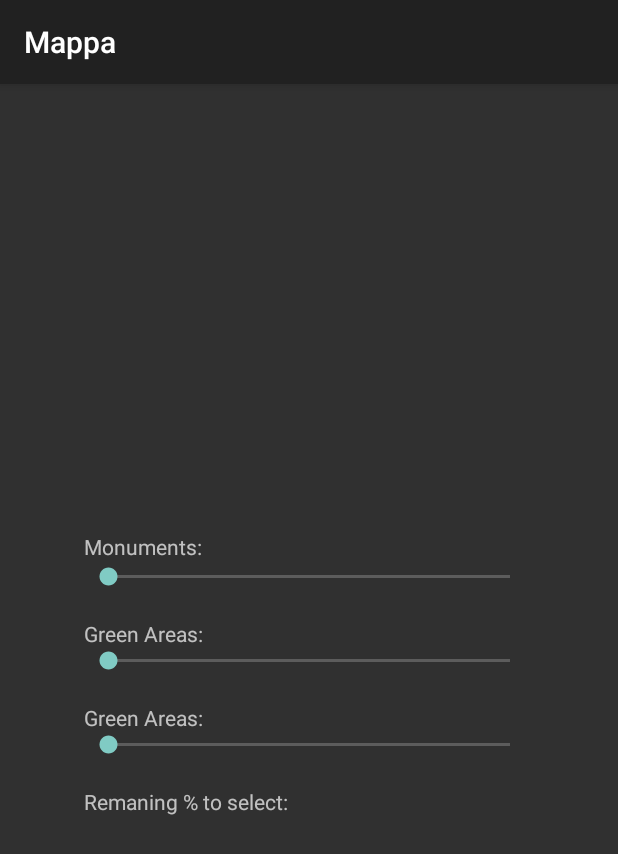
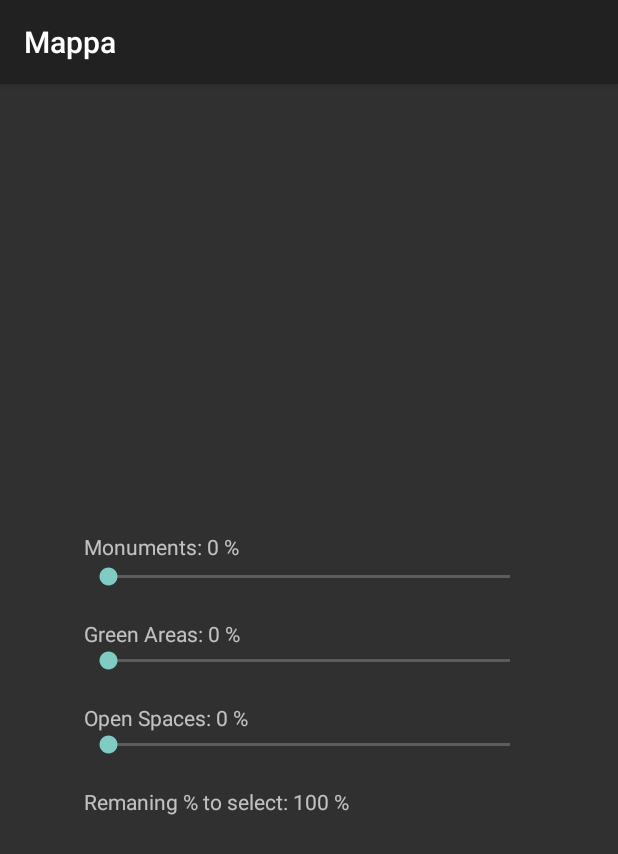
Before and after one commit to fgrillo21/OSP_BusStop_MIT, an Android app: the SeekBarTestActivity screen opened directly, with no data from a screen before it, on a phone screen of 412 x 824 dp. Shown: the top 854 px of the screen. Run offline under Robolectric (Android 15) with nearby library versions, the phone set to English and light mode, and no system bars.

Commit message:
Piccoli fix grafici

```diff
--- a/opentripplanner-android/src/main/java/busstop/customtrip/ui/SeekBarTestActivity.java
+++ b/opentripplanner-android/src/main/java/busstop/customtrip/ui/SeekBarTestActivity.java
@@ -54,7 +54,7 @@ public class SeekBarTestActivity extends AppCompatActivity{
             public void onProgressChanged(SeekBar seekBar, int progress, boolean fromUser) {
                 setProgressOfCurrentSeekBar(seekBar, progress);
                 int which = whichIsIt(seekBar.getId());
-                textProgress2.setText("Monuments: " + mAllProgress[which] +" %");
+                textProgress2.setText("Green Areas: " + mAllProgress[which] +" %");
                 remaningToSelect.setText("Remaining % to select: " + remaining());
             }
 
@@ -72,7 +72,7 @@ public class SeekBarTestActivity extends AppCompatActivity{
             public void onProgressChanged(SeekBar seekBar, int progress, boolean fromUser) {
                 setProgressOfCurrentSeekBar(seekBar, progress);
                 int which = whichIsIt(seekBar.getId());
-                textProgress3.setText("Monuments: " + mAllProgress[which] +" %");
+                textProgress3.setText("Open Spaces: " + mAllProgress[which] +" %");
                 remaningToSelect.setText("Remaining % to select: " + remaining());
             }
 
--- a/opentripplanner-android/src/main/res/layout/seek_bar_test.xml
+++ b/opentripplanner-android/src/main/res/layout/seek_bar_test.xml
@@ -48,7 +48,7 @@
         android:layout_alignBottom="@+id/seekBar1"
         android:layout_alignParentStart="true"
         android:layout_marginBottom="19dp"
-        android:text="Monuments: " />
+        android:text="Monuments: 0 %" />
 
     <TextView
         android:id="@+id/textView2"
@@ -57,7 +57,7 @@
         android:layout_alignParentStart="true"
         android:layout_below="@+id/seekBar1"
         android:layout_marginTop="19dp"
-        android:text="Green Areas: "  />
+        android:text="Green Areas: 0 %"  />
 
     <TextView
         android:id="@+id/textView3"
@@ -66,7 +66,7 @@
         android:layout_alignParentStart="true"
         android:layout_below="@+id/seekBar2"
         android:layout_marginTop="19dp"
-        android:text="Green Areas: "  />
+        android:text="Open Spaces: 0 %"  />
 
     <TextView
         android:id="@+id/remaning"
@@ -75,6 +75,6 @@
         android:layout_alignParentStart="true"
         android:layout_below="@+id/seekBar3"
         android:layout_marginTop="19dp"
-        android:text="Remaning % to select: "  />
+        android:text="Remaning % to select: 100 %"  />
 
 </RelativeLayout>
```
